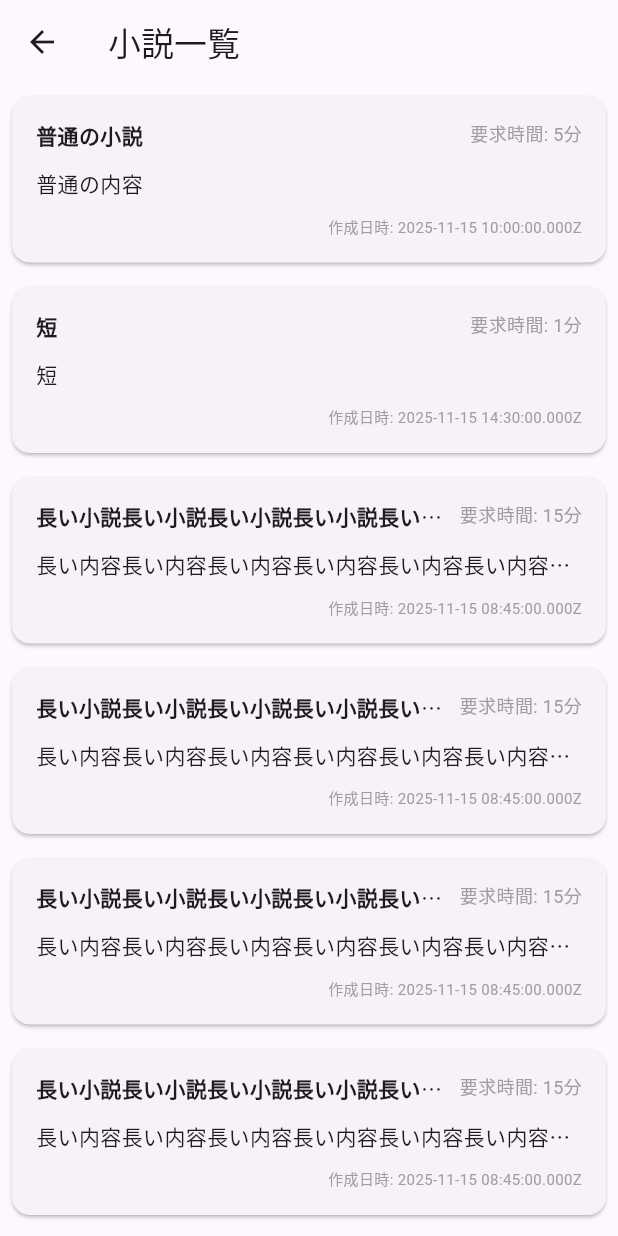
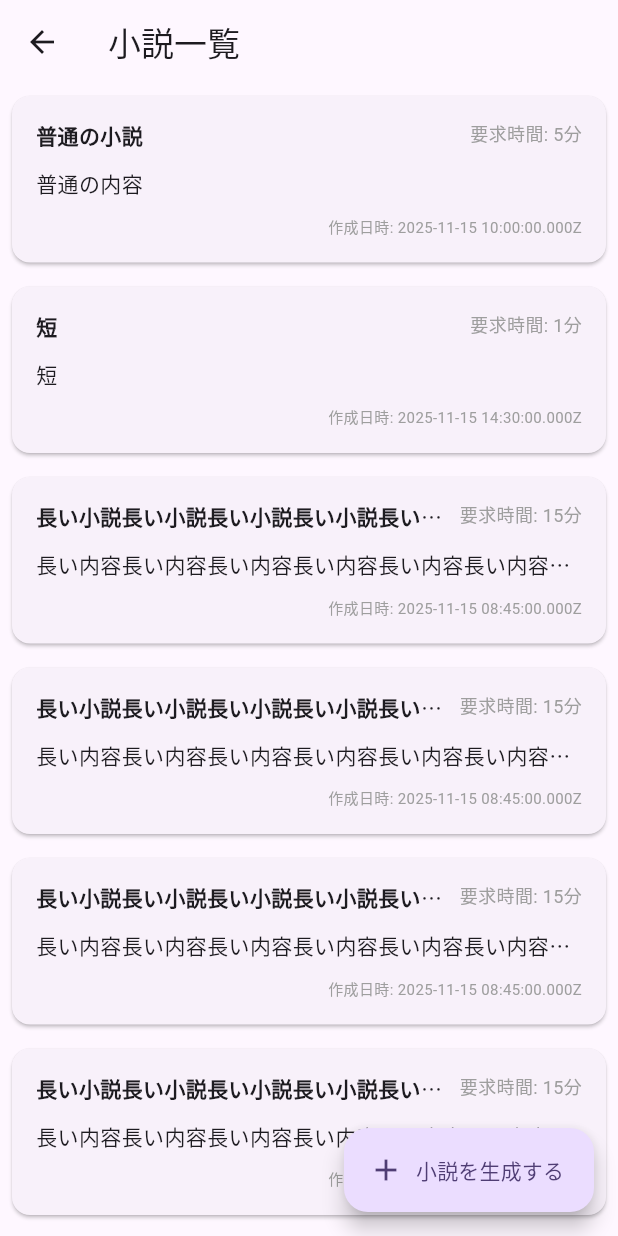
Before and after one commit to Wak8810/let-s-become-an-enginner, a Flutter app: the NovelListScreen screen opened directly, on a phone screen of 412 x 824 dp. Run offline on Flutter 3.47's test engine with Material 3 defaults, Android fonts, the phone set to English and light mode, and no system bars.

Commit message:
feat: 小説生成画面に移行するボタンを作成

```diff
--- a/novel_app/lib/screens/novel_list/novel_list_screen.dart
+++ b/novel_app/lib/screens/novel_list/novel_list_screen.dart
@@ -2,6 +2,7 @@ import 'package:flutter/material.dart';
 import 'package:novel_app/utils/get_user_all_novels.dart';
 import 'package:novel_app/screens/novel_list/widgets/novel_card.dart';
 import 'package:novel_app/models/novel.dart';
+import 'package:novel_app/widgets/generate_novel_screen_button.dart';
 
 class NovelListScreen extends StatefulWidget {
   const NovelListScreen({super.key});
@@ -45,6 +46,7 @@ class _NovelListScreenState extends State<NovelListScreen> {
           }
         },
       ),
+      floatingActionButton: const GenerateNovelScreen(),
     );
   }
 }
--- /dev/null
+++ b/novel_app/lib/widgets/generate_novel_screen_button.dart
@@ -0,0 +1,16 @@
+import 'package:flutter/material.dart';
+
+class GenerateNovelScreen extends StatelessWidget {
+  const GenerateNovelScreen({super.key});
+
+  @override
+  Widget build(BuildContext context) {
+    return FloatingActionButton.extended(
+      onPressed: () {
+        print('clicked!');
+      },
+      icon: const Icon(Icons.add),
+      label: const Text('小説を生成する'),
+    );
+  }
+}
```
